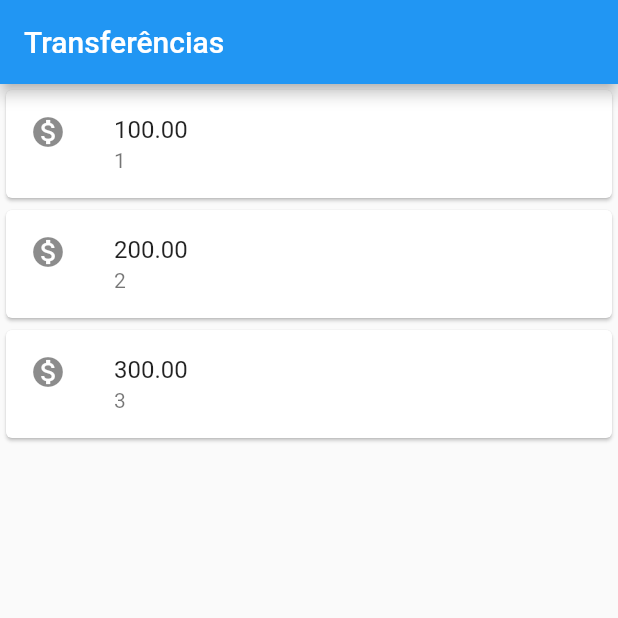
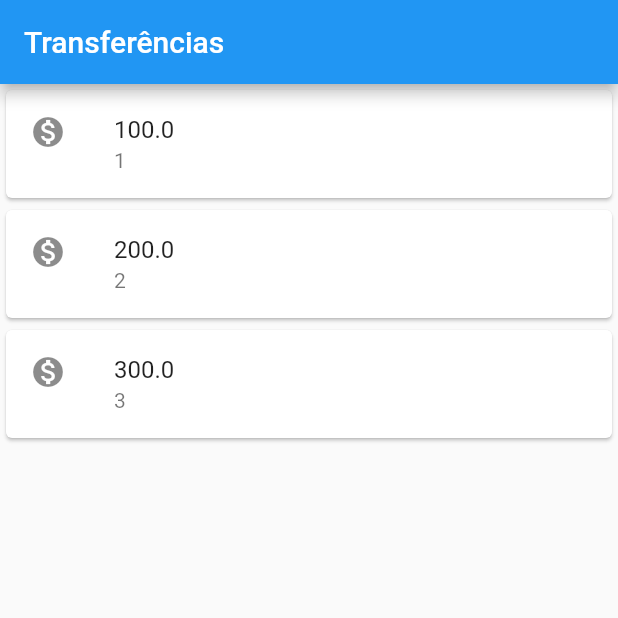
Before and after one commit to lucaswatanuki/bytebank-flutter, a Flutter app: the screen it shows after launch, on a phone screen of 412 x 824 dp, the top half of it. Run offline on Flutter 3.47's test engine with Material 2 defaults, Android fonts, the phone set to English and light mode, and no system bars.

Commit message:
Classe Transferencia

```diff
--- a/lib/main.dart
+++ b/lib/main.dart
@@ -18,28 +18,34 @@ class ListaTransferencia extends StatelessWidget {
   Widget build(BuildContext context) {
     return Column(
       children: <Widget>[
-        ItemTransferencia('100.00', '1'),
-        ItemTransferencia('200.00', '2'),
-        ItemTransferencia('300.00', '3'),
+        ItemTransferencia(Transferencia(100, 1)),
+        ItemTransferencia(Transferencia(200, 2)),
+        ItemTransferencia(Transferencia(300, 3)),
       ],
     );
   }
 }
 
 class ItemTransferencia extends StatelessWidget {
-  final String valor;
-  final String numeroConta;
+  final Transferencia _transferencia;
 
-  ItemTransferencia(this.valor, this.numeroConta);
+  ItemTransferencia(this._transferencia);
 
   @override
   Widget build(BuildContext context) {
     return Card(
       child: ListTile(
         leading: Icon(Icons.monetization_on),
-        title: Text(valor),
-        subtitle: Text(numeroConta),
+        title: Text(_transferencia.valor.toString()),
+        subtitle: Text(_transferencia.numeroConta.toString()),
       ),
     );
   }
 }
+
+class Transferencia {
+  final double valor;
+  final int numeroConta;
+
+  Transferencia(this.valor, this.numeroConta);
+}
```
